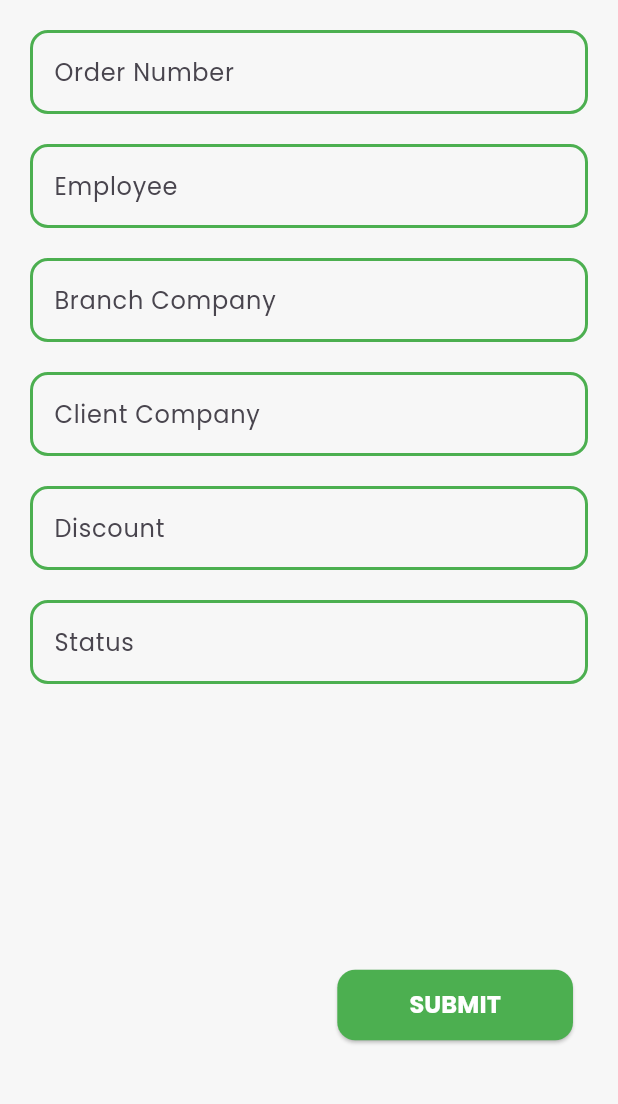
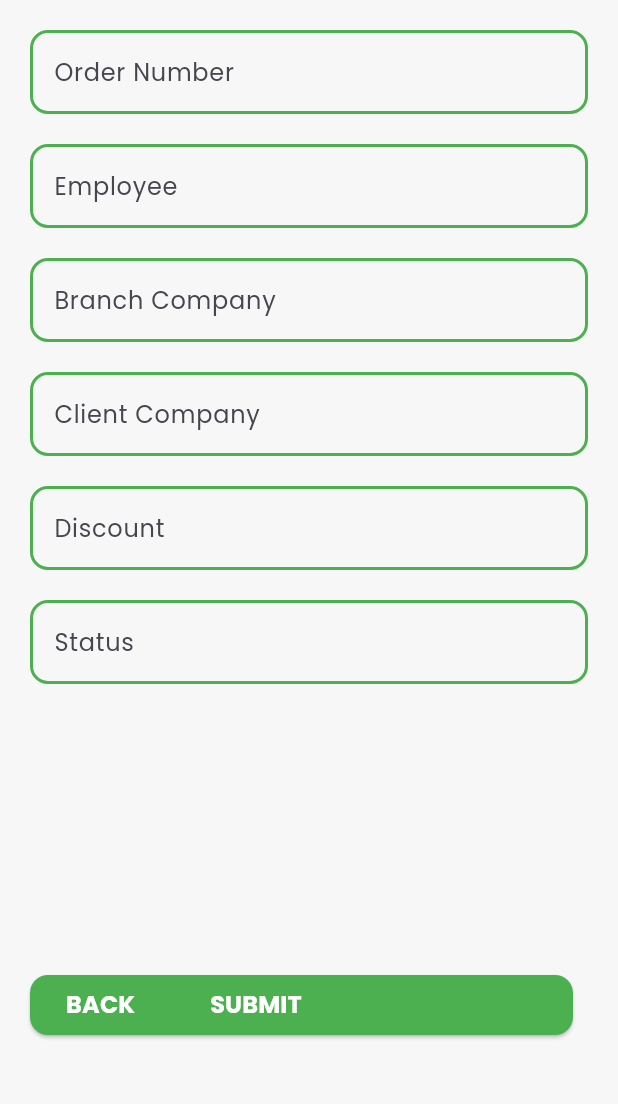
Before and after one commit to athararyasatya/Frontend_pemrograman_mobile_example, a Flutter app: the OrderPage screen opened by its route, on a phone screen of 412 x 824 dp, the part 84-1188 px from its top. Run offline on Flutter 3.47's test engine with Material 3 defaults, Android fonts, the phone set to English and light mode, and no system bars; our stand-ins replace get, google_fonts.

Commit message:
tombol back

```diff
--- a/lib/pages/order.dart
+++ b/lib/pages/order.dart
@@ -412,16 +412,24 @@ class _OrderPageState extends State<OrderPage> {
                           BorderRadius.circular(12.0), // Atur radius di sini
                     ),
                   ),
-                  child: Padding(
-                    padding: const EdgeInsets.symmetric(
-                        horizontal: 24, vertical: 12),
-                    child: Text(
-                      "SUBMIT",
-                      style: const TextStyle(
-                        fontSize: 16,
-                        fontWeight: FontWeight.bold,
+                  child: Row(
+                    children: [
+                      Text(
+                        "BACK",
+                        style: const TextStyle(
+                          fontSize: 16,
+                          fontWeight: FontWeight.bold,
+                        ),
                       ),
-                    ),
+                      const SizedBox(width: 50),
+                      Text(
+                        "SUBMIT",
+                        style: const TextStyle(
+                          fontSize: 16,
+                          fontWeight: FontWeight.bold,
+                        ),
+                      ),
+                    ],
                   ),
                 ),
               ),
```
